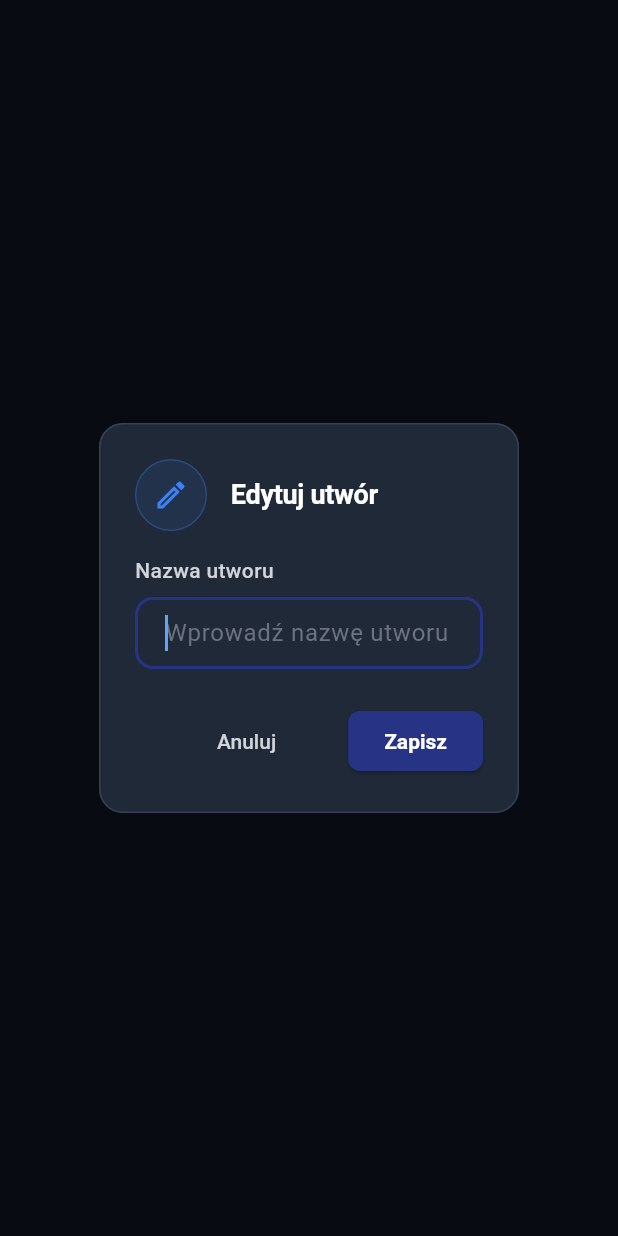
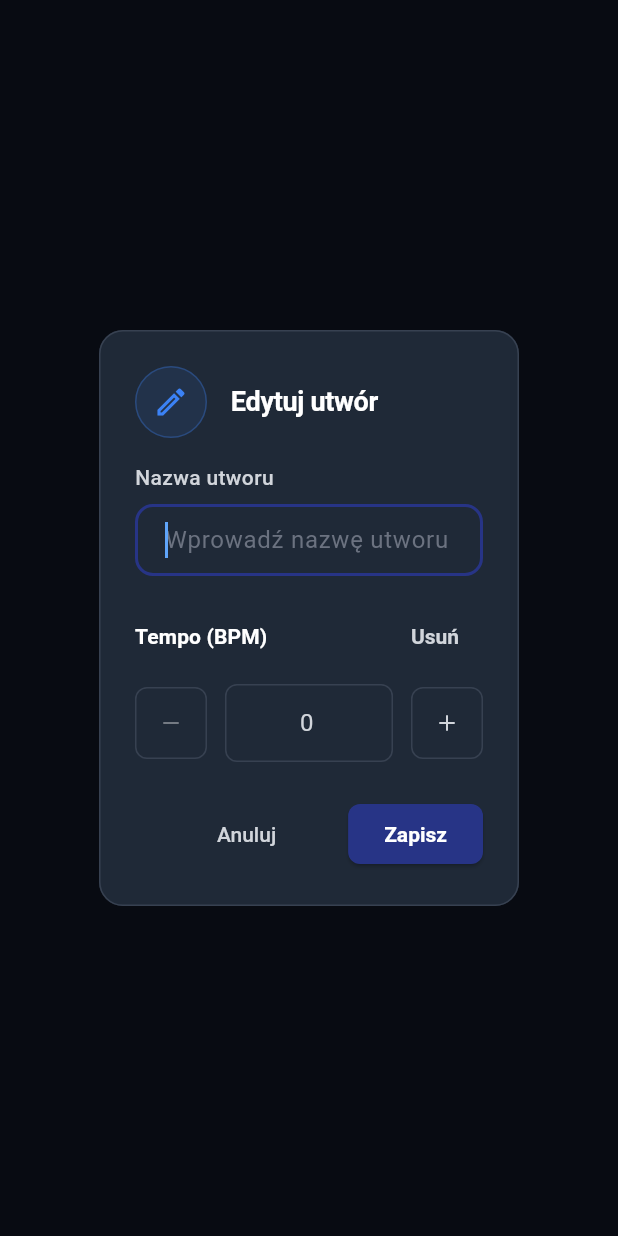
Before and after one commit to LislaV208/bandspace_mobile, a Flutter app: what show() shows on an empty page, opened directly with empty values, on a phone screen of 412 x 824 dp. Run offline on Flutter 3.47's test engine with Material 3 defaults, Android fonts, the phone set to English and light mode, and no system bars; our stand-ins replace connectivity_plus, dio, equatable, file_picker, flutter_bloc, flutter_dotenv and 9 more; missing offline and left inert: remote_caching; accounts and stored records are empty.

Commit message:
Refactor song editing functionality to include BPM control and update song data model

```diff
--- a/lib/features/project_detail/views/new_song/song_details_view.dart
+++ b/lib/features/project_detail/views/new_song/song_details_view.dart
@@ -10,7 +10,7 @@ import 'package:bandspace_mobile/core/theme/theme.dart';
 import 'package:bandspace_mobile/features/project_detail/cubit/create_song/new_song_state.dart';
 import 'package:bandspace_mobile/features/project_detail/cubit/create_song/song_create_cubit.dart';
 import 'package:bandspace_mobile/features/project_detail/widgets/audio_preview_player.dart';
-import 'package:bandspace_mobile/features/project_detail/widgets/bpm_control.dart';
+import 'package:bandspace_mobile/shared/widgets/bpm_control.dart';
 import 'package:bandspace_mobile/shared/models/song_create_data.dart';
 
 /// Step 2: Uzupełnienie szczegółów utworu
--- a/lib/features/song_detail/cubit/edit_song/edit_song_cubit.dart
+++ b/lib/features/song_detail/cubit/edit_song/edit_song_cubit.dart
@@ -22,11 +22,11 @@ class EditSongCubit extends Cubit<EditSongState> {
       emit(const EditSongLoading());
 
       // Wywołanie API do aktualizacji utworu
-      await projectsRepository.updateSong(projectId, songId, updateData);
+      final updatedSong = await projectsRepository.updateSong(projectId, songId, updateData);
 
       await projectsRepository.refreshSongs(projectId);
 
-      emit(const EditSongSuccess());
+      emit(EditSongSuccess(updatedSong));
     } catch (e) {
       emit(
         EditSongFailure(
--- a/lib/features/song_detail/cubit/edit_song/edit_song_state.dart
+++ b/lib/features/song_detail/cubit/edit_song/edit_song_state.dart
@@ -1,3 +1,4 @@
+import 'package:bandspace_mobile/shared/models/song.dart';
 import 'package:equatable/equatable.dart';
 
 /// Stan procesu edycji utworu
@@ -20,7 +21,12 @@ class EditSongLoading extends EditSongState {
 
 /// Stan sukcesu - utwór został zaktualizowany
 class EditSongSuccess extends EditSongState {
-  const EditSongSuccess();
+  final Song song;
+
+  const EditSongSuccess(this.song);
+
+  @override
+  List<Object?> get props => [song];
 }
 
 /// Stan błędu - edycja nie powiodła się
--- a/lib/features/song_detail/widgets/song_detail/edit_song_dialog.dart
+++ b/lib/features/song_detail/widgets/song_detail/edit_song_dialog.dart
@@ -9,6 +9,7 @@ import 'package:bandspace_mobile/features/song_detail/cubit/edit_song/edit_song_
 import 'package:bandspace_mobile/shared/models/song.dart';
 import 'package:bandspace_mobile/shared/models/update_song_data.dart';
 import 'package:bandspace_mobile/shared/repositories/projects_repository.dart';
+import 'package:bandspace_mobile/shared/widgets/bpm_control.dart';
 
 /// Dialog do edycji utworu
 class EditSongDialog extends StatefulWidget {
@@ -22,12 +23,12 @@ class EditSongDialog extends StatefulWidget {
   });
 
   /// Statyczna metoda do wyświetlania dialogu edycji utworu
-  static Future<bool?> show({
+  static Future<Song?> show({
     required BuildContext context,
     required Song song,
     required int projectId,
   }) {
-    return showDialog<bool>(
+    return showDialog<Song>(
       context: context,
       barrierDismissible: false,
       builder: (context) => BlocProvider(
@@ -51,12 +52,14 @@ class EditSongDialog extends StatefulWidget {
 class _EditSongDialogState extends State<EditSongDialog> {
   late TextEditingController _titleController;
   late FocusNode _titleFocusNode;
+  int? _bpm;
 
   @override
   void initState() {
     super.initState();
     _titleController = TextEditingController(text: widget.song.title);
     _titleFocusNode = FocusNode();
+    _bpm = widget.song.bpm;
 
     // Automatycznie zaznacz cały tekst po otwarciu dialogu
     WidgetsBinding.instance.addPostFrameCallback((_) {
@@ -80,7 +83,7 @@ class _EditSongDialogState extends State<EditSongDialog> {
     return BlocConsumer<EditSongCubit, EditSongState>(
       listener: (context, state) {
         if (state is EditSongSuccess) {
-          Navigator.of(context).pop(true);
+          Navigator.of(context).pop(state.song);
         }
       },
       builder: (context, state) {
@@ -193,6 +196,16 @@ class _EditSongDialogState extends State<EditSongDialog> {
                   ),
                   onSubmitted: isLoading ? null : (_) => _saveChanges(),
                 ),
+                const SizedBox(height: 16),
+                BpmControl(
+                  initialBpm: _bpm,
+                  onBpmChanged: (newBpm) {
+                    setState(() {
+                      _bpm = newBpm;
+                    });
+                  },
+                  showRemoveButton: true,
+                ),
 
                 if (state is EditSongFailure) ...[
                   const SizedBox(height: 16),
@@ -223,7 +236,7 @@ class _EditSongDialogState extends State<EditSongDialog> {
               TextButton(
                 onPressed: isLoading
                     ? null
-                    : () => Navigator.of(context).pop(false),
+                    : () => Navigator.of(context).pop(),
                 style: TextButton.styleFrom(
                   foregroundColor: AppColors.textSecondary,
                   padding: const EdgeInsets.symmetric(
@@ -285,7 +298,7 @@ class _EditSongDialogState extends State<EditSongDialog> {
   void _saveChanges() {
     final newTitle = _titleController.text.trim();
 
-    final updateData = UpdateSongData(title: newTitle);
+    final updateData = UpdateSongData(title: newTitle, bpm: _bpm);
     context.read<EditSongCubit>().updateSong(updateData);
   }
 }
--- a/lib/features/song_detail/widgets/song_detail/full_player_widget.dart
+++ b/lib/features/song_detail/widgets/song_detail/full_player_widget.dart
@@ -1,10 +1,11 @@
 import 'package:flutter/material.dart';
 
 import 'package:bandspace_mobile/shared/models/project.dart';
+
 import 'album_art_widget.dart';
+import 'player_controls_widget.dart';
+import 'progress_bar_widget.dart';
 import 'song_info_widget.dart';
-import 'progress_bar_widget.dart';
-import 'player_controls_widget.dart';
 
 class FullPlayerWidget extends StatelessWidget {
   final Project project;
--- a/lib/shared/models/update_song_data.dart
+++ b/lib/shared/models/update_song_data.dart
@@ -1,9 +1,11 @@
 /// Model danych do aktualizacji utworu
 class UpdateSongData {
   final String? title;
+  final int? bpm;
 
   const UpdateSongData({
     this.title,
+    this.bpm,
   });
 
   Map<String, dynamic> toJson() {
@@ -13,6 +15,10 @@ class UpdateSongData {
       json['title'] = title;
     }
 
+    if (bpm != null) {
+      json['bpm'] = bpm;
+    }
+
     return json;
   }
 }
```
Also changed, not shown: lib/features/song_detail/cubit/song_detail/song_detail_cubit.dart (+10 -0 lines), lib/features/song_detail/widgets/song_detail/manage_songs_button.dart (+4 -3 lines), lib/features/song_detail/widgets/song_detail/song_info_widget.dart (+24 -5 lines), lib/shared/widgets/bpm_control.dart (renamed from lib/features/project_detail/widgets/bpm_control.dart).
